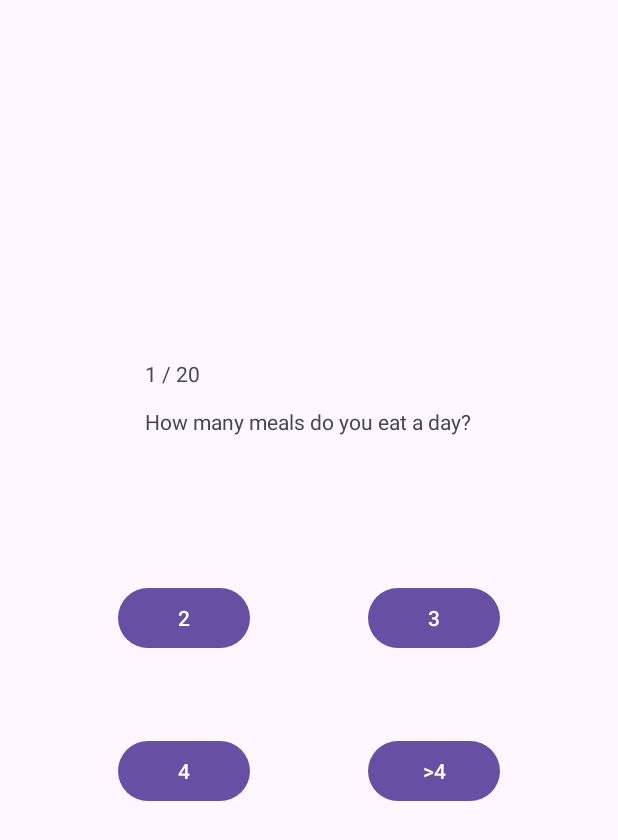
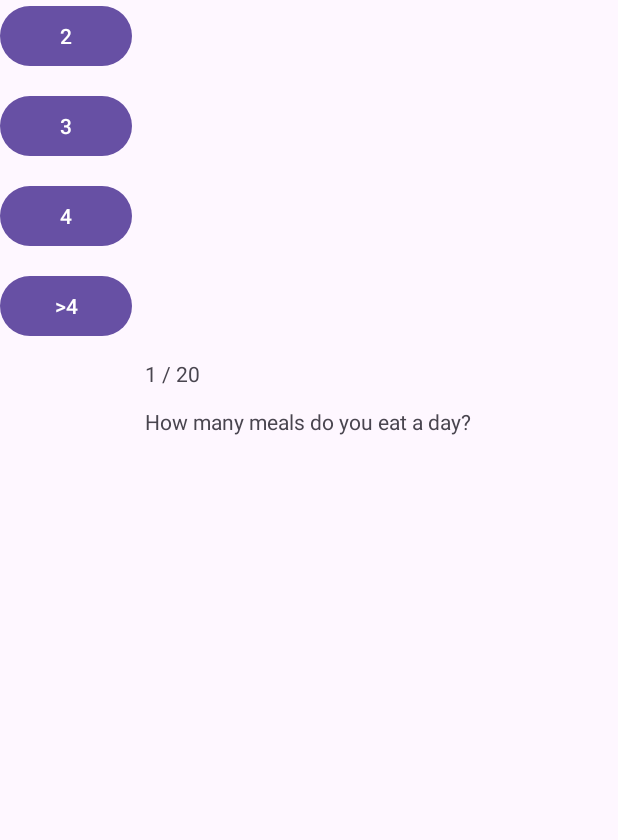
Before and after one commit to Blobs06/QuizApp, an Android app: the screen it shows after launch (MainActivity), on a phone screen of 412 x 824 dp. Shown: the top 840 px of the screen. Run offline under Robolectric (Android 15) with nearby library versions, the phone set to English and light mode, and no system bars.

Commit message:
hey georgous

```diff
--- a/app/src/main/res/layout/activity_main.xml
+++ b/app/src/main/res/layout/activity_main.xml
@@ -12,48 +12,35 @@
         android:layout_width="wrap_content"
         android:layout_height="wrap_content"
         android:text="Button"
-        app:layout_constraintBottom_toBottomOf="parent"
-        app:layout_constraintEnd_toStartOf="@+id/optionB"
-        app:layout_constraintHorizontal_bias="0.5"
-        app:layout_constraintStart_toStartOf="parent"
-        app:layout_constraintTop_toTopOf="parent" />
+        tools:layout_editor_absoluteX="77dp"
+        tools:layout_editor_absoluteY="294dp" />
 
     <Button
         android:id="@+id/optionB"
         android:layout_width="wrap_content"
         android:layout_height="wrap_content"
+        android:layout_marginTop="12dp"
         android:text="Button"
-        app:layout_constraintBottom_toBottomOf="parent"
-        app:layout_constraintEnd_toEndOf="parent"
-        app:layout_constraintHorizontal_bias="0.5"
-        app:layout_constraintStart_toEndOf="@+id/optionA"
-        app:layout_constraintTop_toTopOf="@+id/optionA"
-        app:layout_constraintVertical_bias="0.0" />
+        app:layout_constraintStart_toStartOf="@+id/optionA"
+        app:layout_constraintTop_toBottomOf="@+id/optionA" />
 
     <Button
         android:id="@+id/optionC"
         android:layout_width="wrap_content"
         android:layout_height="wrap_content"
-        android:layout_marginTop="54dp"
+        android:layout_marginTop="12dp"
         android:text="Button"
-        app:layout_constraintBottom_toBottomOf="parent"
-        app:layout_constraintEnd_toStartOf="@+id/optionD"
-        app:layout_constraintHorizontal_bias="0.5"
-        app:layout_constraintStart_toStartOf="parent"
-        app:layout_constraintTop_toBottomOf="@+id/optionA"
-        app:layout_constraintVertical_bias="0.0" />
+        app:layout_constraintStart_toStartOf="@+id/optionB"
+        app:layout_constraintTop_toBottomOf="@+id/optionB" />
 
     <Button
         android:id="@+id/optionD"
         android:layout_width="wrap_content"
         android:layout_height="wrap_content"
+        android:layout_marginTop="12dp"
         android:text="Button"
-        app:layout_constraintBottom_toBottomOf="@+id/optionC"
-        app:layout_constraintEnd_toEndOf="parent"
-        app:layout_constraintHorizontal_bias="0.5"
-        app:layout_constraintStart_toEndOf="@+id/optionC"
-        app:layout_constraintTop_toTopOf="parent"
-        app:layout_constraintVertical_bias="1.0" />
+        app:layout_constraintStart_toStartOf="@+id/optionC"
+        app:layout_constraintTop_toBottomOf="@+id/optionC" />
 
     <TextView
         android:id="@+id/questions"
```
